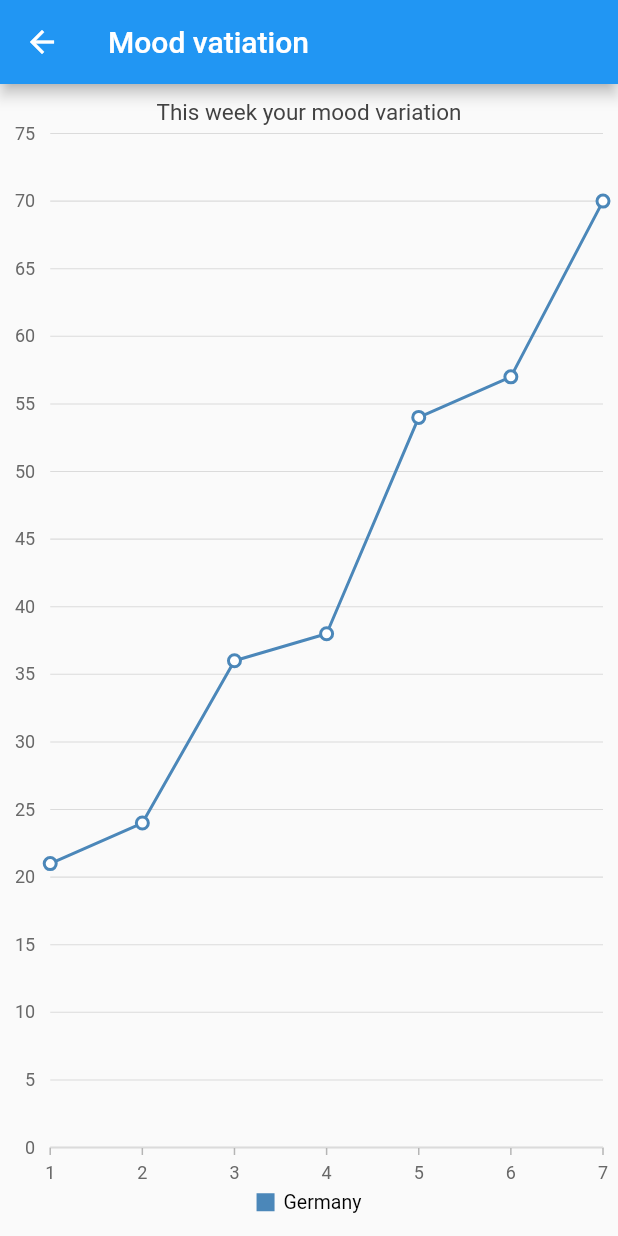
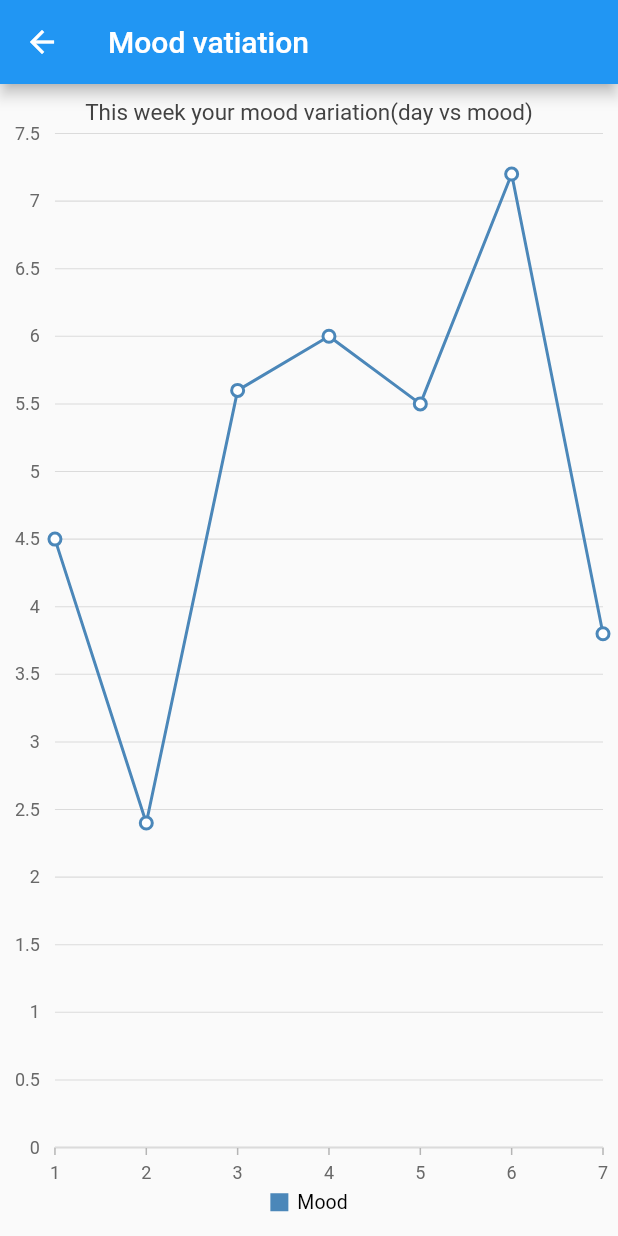
Before and after one commit to SithumDilanga/mood-shifting-assistent, a Flutter app: the screen it shows once a user with an empty profile is signed in, after a tap on "Line Chart", on a phone screen of 412 x 824 dp. Run offline on Flutter 3.47's test engine with Material 2 defaults, Android fonts, the phone set to English and light mode, and no system bars; our stand-ins replace cloud_firestore, date_format, email_validator, firebase_auth, firebase_core, flutter_custom_clippers and 4 more; missing offline and left inert: tflite_flutter; accounts and stored records are empty; network calls fail; project files that could hold a hidden picture were left out.

Commit message:
add daily quote, line chart data fetched, auth completed

```diff
--- a/lib/line_chart.dart
+++ b/lib/line_chart.dart
@@ -1,4 +1,5 @@
 import 'package:flutter/material.dart';
+import 'package:mood_shifting_assistent/models/chart_data.dart';
 import 'package:syncfusion_flutter_charts/charts.dart';
 
 class LineChart extends StatefulWidget {
@@ -13,18 +14,18 @@ class _LineChartState extends State<LineChart> {
   // _LineDefaultState();
   bool isCardView = false;
 
-  List<_ChartData>? chartData;
+  List<ChartData>? chartData;
 
   @override
   void initState() {
-    chartData = <_ChartData>[
-      _ChartData(1, 21, 28),
-      _ChartData(2, 24, 44),
-      _ChartData(3, 36, 48),
-      _ChartData(4, 38, 50),
-      _ChartData(5, 54, 66),
-      _ChartData(6, 57, 78),
-      _ChartData(7, 70, 84)
+    chartData = <ChartData>[
+      ChartData(1, 4.5, 28),
+      ChartData(2, 2.4, 44),
+      ChartData(3, 5.6, 48),
+      ChartData(4, 6.0, 50),
+      ChartData(5, 5.5, 66),
+      ChartData(6, 7.2, 78),
+      ChartData(7, 3.8, 84)
     ];
     super.initState();
   }
@@ -47,7 +48,7 @@ class _LineChartState extends State<LineChart> {
   SfCartesianChart _buildDefaultLineChart() {
     return SfCartesianChart(
       plotAreaBorderWidth: 0,
-      title: ChartTitle(text: isCardView ? '' : 'This week your mood variation'),
+      title: ChartTitle(text: isCardView ? '' : 'This week your mood variation(day vs mood)'),
       legend: Legend(
           isVisible: isCardView ? false : true,
           overflowMode: LegendItemOverflowMode.wrap),
@@ -65,24 +66,24 @@ class _LineChartState extends State<LineChart> {
   }
 
   /// The method returns line series to chart.
-  List<LineSeries<_ChartData, num>> _getDefaultLineSeries() {
-    return <LineSeries<_ChartData, num>>[
-      LineSeries<_ChartData, num>(
+  List<LineSeries<ChartData, num>> _getDefaultLineSeries() {
+    return <LineSeries<ChartData, num>>[
+      LineSeries<ChartData, num>(
         animationDuration: 2500,
         dataSource: chartData!,
-        xValueMapper: (_ChartData sales, _) => sales.x,
-        yValueMapper: (_ChartData sales, _) => sales.y,
+        xValueMapper: (ChartData sales, _) => sales.x,
+        yValueMapper: (ChartData sales, _) => sales.y,
         width: 2,
-        name: 'Germany',
+        name: 'Mood',
         markerSettings: const MarkerSettings(isVisible: true)
       ),
-      // LineSeries<_ChartData, num>(
+      // LineSeries<ChartData, num>(
       //     animationDuration: 2500,
       //     dataSource: chartData!,
       //     width: 2,
       //     name: 'England',
-      //     xValueMapper: (_ChartData sales, _) => sales.x,
-      //     yValueMapper: (_ChartData sales, _) => sales.y2,
+      //     xValueMapper: (ChartData sales, _) => sales.x,
+      //     yValueMapper: (ChartData sales, _) => sales.y2,
       //     markerSettings: const MarkerSettings(isVisible: true)
       // )
     ];
@@ -129,10 +130,3 @@ class _LineChartState extends State<LineChart> {
 //   final DateTime year;
 //   final double sales;
 // }
-
-class _ChartData {
-  _ChartData(this.x, this.y, this.y2);
-  final double x;
-  final double y;
-  final double y2;
-}
--- /dev/null
+++ b/lib/models/chart_data.dart
@@ -0,0 +1,6 @@
+class ChartData {
+  ChartData(this.x, this.y, this.y2);
+  final double x;
+  final double y;
+  final double y2;
+}
--- a/lib/my_home_page.dart
+++ b/lib/my_home_page.dart
@@ -1,8 +1,11 @@
+import 'package:cloud_firestore/cloud_firestore.dart';
 import 'package:flutter/material.dart';
+import 'package:mood_shifting_assistent/admin/add_daily_quote.dart';
 import 'package:mood_shifting_assistent/auth/sign_up.dart';
 import 'package:mood_shifting_assistent/boost_yourself/boost_yourself.dart';
 import 'package:mood_shifting_assistent/line_chart.dart';
 import 'package:mood_shifting_assistent/services/auth.dart';
+import 'package:mood_shifting_assistent/services/database.dart';
 import 'package:mood_shifting_assistent/text_classification/text_classification.dart';
 
 class NewHomePage extends StatefulWidget {
@@ -17,6 +20,7 @@ class NewHomePage extends StatefulWidget {
 class _NewHomePageState extends State<NewHomePage> {
 
   AuthService _authService = AuthService();
+  DatabaseService _databaseService = DatabaseService(uid: 'null');
 
   @override
   Widget build(BuildContext context) {
@@ -25,7 +29,22 @@ class _NewHomePageState extends State<NewHomePage> {
       appBar: AppBar(
         title: Text(widget.title),
       ),
-      body: Center(
+      body: FutureBuilder<QuerySnapshot>(
+        future: FirebaseFirestore.instance.collection('dailyQuote').orderBy('timeStamp', descending: true).limit(1).get() ,//_databaseService.getDailyQuote(),
+        builder: (BuildContext context, AsyncSnapshot<dynamic> snapshot) {
+
+          if (snapshot.hasData) {
+
+            print('dailyQuote ${snapshot.data}');
+
+            // Map<String, dynamic> snapshotData = snapshot.data as Map<String, dynamic>;
+
+            // print('dailyQuote ${snapshotData['quote']}');
+
+          }
+
+
+          return Center(
             child: Column(
               mainAxisAlignment: MainAxisAlignment.center,
               children: <Widget>[
@@ -89,9 +108,50 @@ class _NewHomePageState extends State<NewHomePage> {
                     });
 
                   },
-            )
+                ),
+                ElevatedButton(
+                  child: const Text(
+                    'getDailyQuote'
+                  ),
+                  onPressed: () {
+
+                    _databaseService.getDailyQuote();
+
+                  },
+                ),
+                ElevatedButton(
+                  child: const Text(
+                    'Add daily quote'
+                  ),
+                  onPressed: () {
+
+                    _authService.logOut().whenComplete(() {
+
+                      Navigator.push(
+                        context,
+                        MaterialPageRoute(
+                          builder: (context) => const AddDailyQuote()
+                        ),
+                      );
+
+                    });
+
+                  },
+                ),
+                ElevatedButton(
+                  child: const Text(
+                    'get weekly progresses'
+                  ),
+                  onPressed: () {
+
+                    _databaseService.getWeeklyProgresses('Rfpm4kAiYKVwJcNNomVI');
+
+                  },
+                ),
               ],
             ),
+          );
+        }
       ),
     );
   }
```
Also changed, not shown: lib/admin/add_daily_quote.dart (added, +102 -0 lines), lib/services/database.dart (+62 -0 lines). Lines whose indentation alone changed are shown as unchanged.
